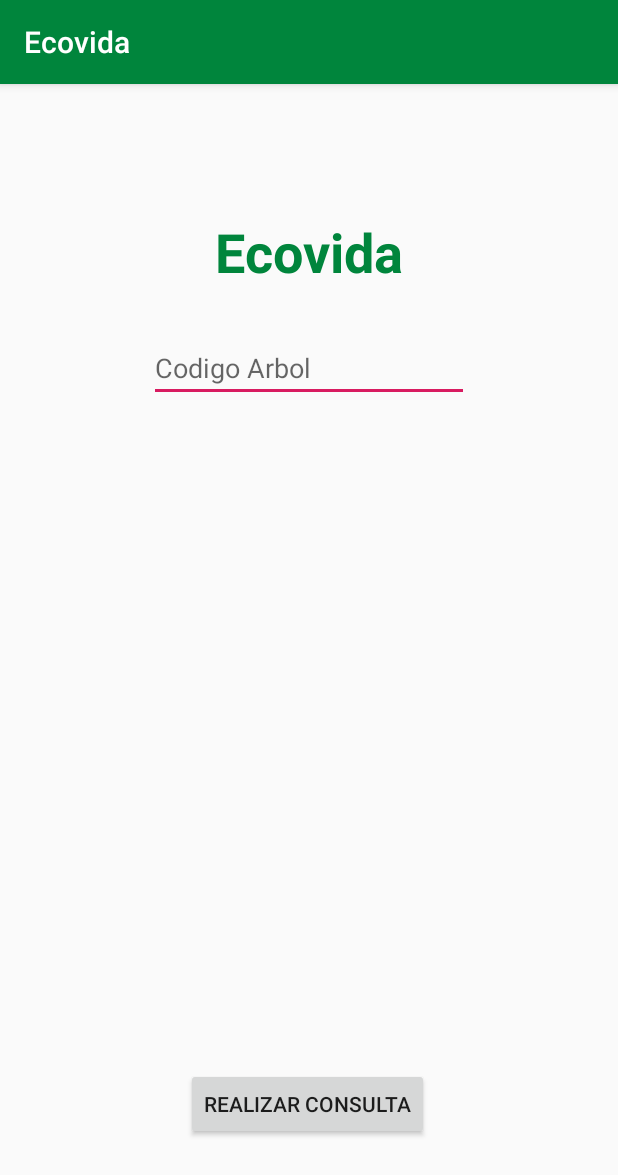
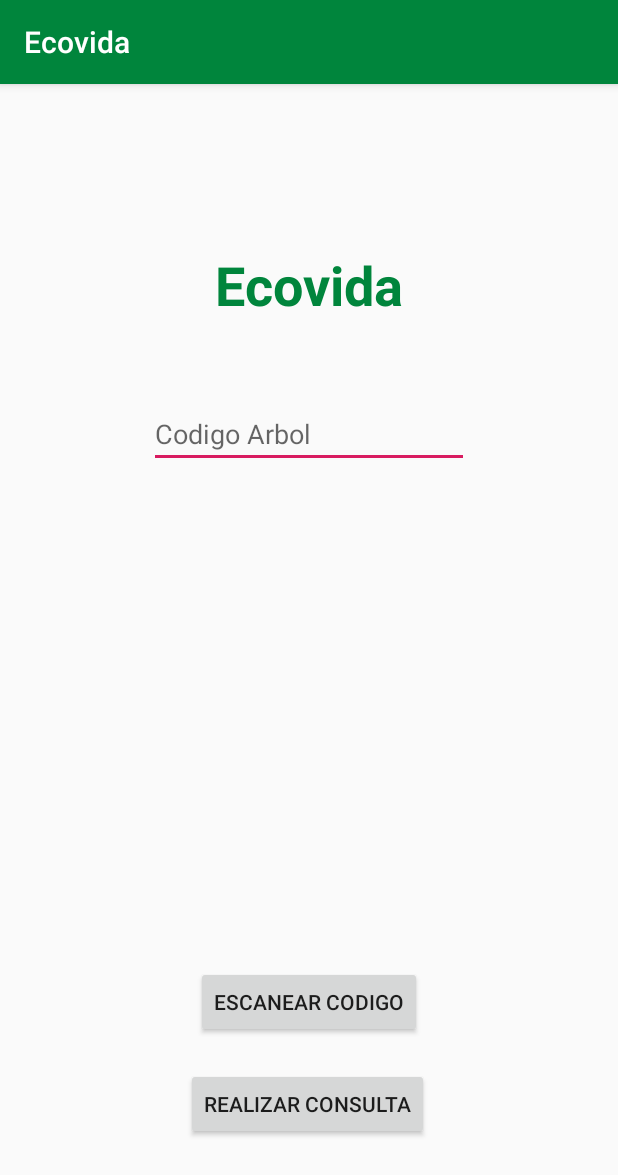
Before and after one commit to jjordan08/EcoVida, an Android app: the escanearCodigo screen opened directly, with no data from a screen before it, on a phone screen of 412 x 824 dp. Shown: the top 1175 px of the screen. Run offline under Robolectric (Android 15) with nearby library versions, the phone set to English and light mode, and no system bars; libraries missing offline, so code that uses them is left out: me.dm7.barcodescanner.

```diff
--- a/app/build.gradle
+++ b/app/build.gradle
@@ -25,6 +25,7 @@ dependencies {
     implementation 'androidx.appcompat:appcompat:1.1.0'
     implementation 'androidx.constraintlayout:constraintlayout:1.1.3'
     implementation 'com.google.firebase:firebase-auth:10.0.1'
+    implementation 'me.dm7.barcodescanner:zxing:1.9'
     testImplementation 'junit:junit:4.12'
     androidTestImplementation 'androidx.test:runner:1.1.1'
     androidTestImplementation 'androidx.test.espresso:espresso-core:3.1.1'
--- a/app/src/main/AndroidManifest.xml
+++ b/app/src/main/AndroidManifest.xml
@@ -4,6 +4,7 @@
 
     <uses-permission android:name="android.permission.INTERNET" />
     <uses-permission android:name="android.permission.ACCESS_FINE_LOCATION" />
+    <uses-permission android:name="android.permission.CAMERA"/>
 
     <application
         android:allowBackup="true"
--- a/app/src/main/res/layout/activity_escanear_codigo.xml
+++ b/app/src/main/res/layout/activity_escanear_codigo.xml
@@ -25,11 +25,11 @@
         android:id="@+id/editText11"
         android:layout_width="wrap_content"
         android:layout_height="wrap_content"
-        android:layout_marginBottom="444dp"
+        android:layout_marginBottom="332dp"
         android:ems="10"
         android:hint="Codigo Arbol"
         android:inputType="textPersonName"
-        app:layout_constraintBottom_toTopOf="@+id/button9"
+        app:layout_constraintBottom_toTopOf="@+id/button17"
         app:layout_constraintEnd_toEndOf="parent"
         app:layout_constraintStart_toStartOf="parent" />
 
@@ -43,4 +43,15 @@
         app:layout_constraintEnd_toEndOf="parent"
         app:layout_constraintHorizontal_bias="0.497"
         app:layout_constraintStart_toStartOf="parent" />
+
+    <Button
+        android:id="@+id/button17"
+        android:layout_width="wrap_content"
+        android:layout_height="wrap_content"
+        android:layout_marginBottom="20dp"
+        android:onClick="buttonScanner"
+        android:text="Escanear Codigo"
+        app:layout_constraintBottom_toTopOf="@+id/button9"
+        app:layout_constraintEnd_toEndOf="parent"
+        app:layout_constraintStart_toStartOf="parent" />
 </androidx.constraintlayout.widget.ConstraintLayout>
```
Also changed, not shown: app/src/main/java/com/example/ecovida/escanearCodigo.java (+34 -0 lines).
